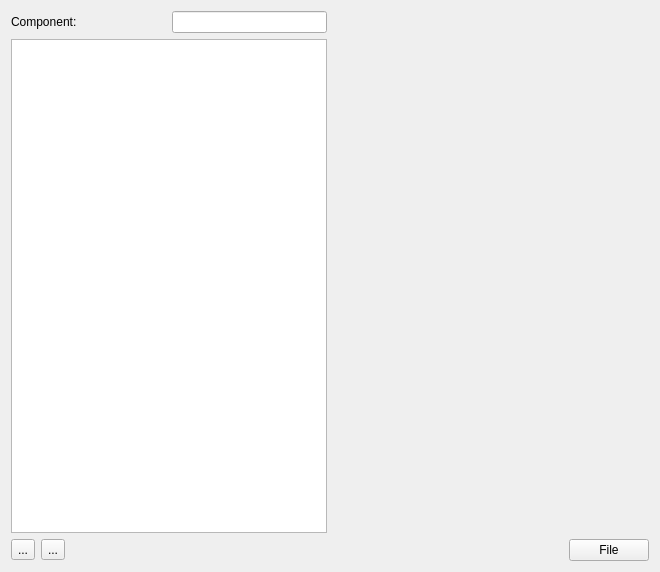
First picture: the form in kcms/keys/kglobalshortcutseditor.ui, repository Sonic-DE/sonic-desktop-interface, before the edit.
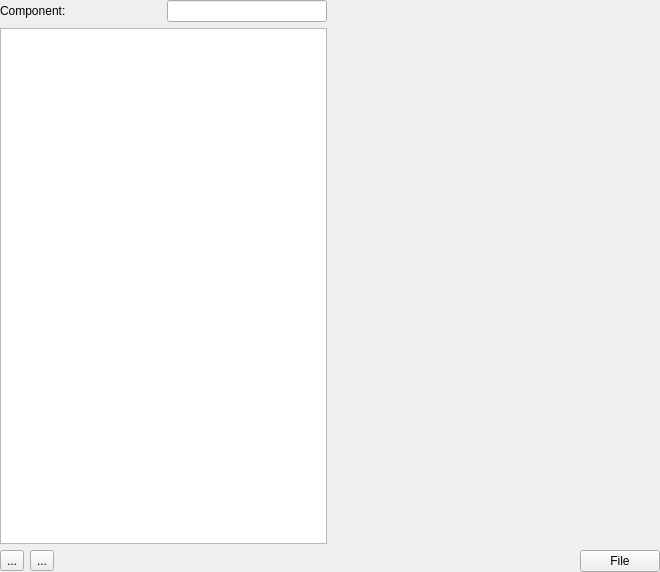
Second picture: the form after the edit. Custom widgets are drawn as their Qt base class.

Commit message:
[kcms/keys] Fix double margin
Summary:
A widget should expand to the edge of the widget. i.e a QLineEdit covers
the size of the whole line edit. It's up to the parent layout to then
provide margins.

The same rule applies to complex widgets which are a layout of other
widgets.

Test Plan: Frame lines up with bottom buttons

Reviewers: #plasma, broulik

Reviewed By: #plasma, broulik

Subscribers: plasma-devel

Tags: #plasma

Diff of the .ui file:
```diff
--- a/kcms/keys/kglobalshortcutseditor.ui
+++ b/kcms/keys/kglobalshortcutseditor.ui
@@ -11,6 +11,18 @@
    </rect>
   </property>
   <layout class="QGridLayout" name="gridLayout">
+   <property name="leftMargin">
+    <number>0</number>
+   </property>
+   <property name="topMargin">
+    <number>0</number>
+   </property>
+   <property name="rightMargin">
+    <number>0</number>
+   </property>
+   <property name="bottomMargin">
+    <number>0</number>
+   </property>
    <item row="0" column="0">
     <layout class="QHBoxLayout" name="horizontalLayout_2">
      <item>
```
Left out of the diff: 6 changed lines with no effect on the pictures.
